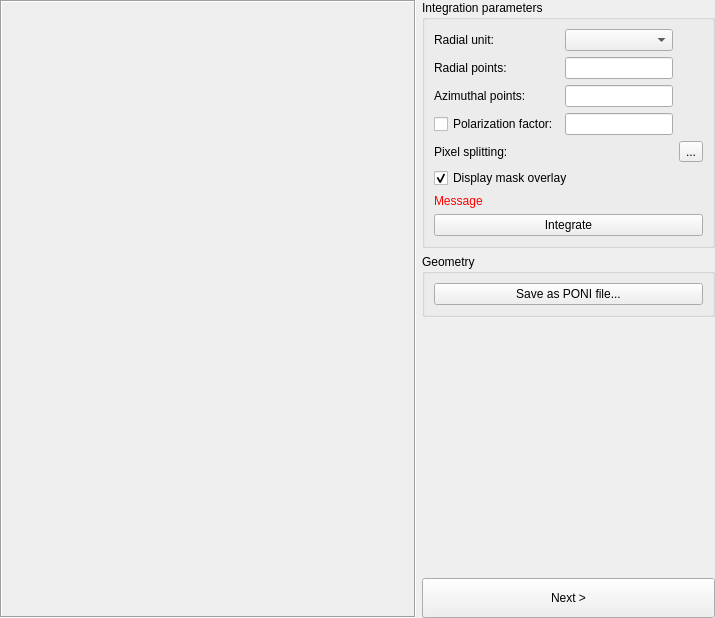
Old version of the form pyFAI/resources/gui/calibration-result.ui in the repository silx-kit/pyFAI.
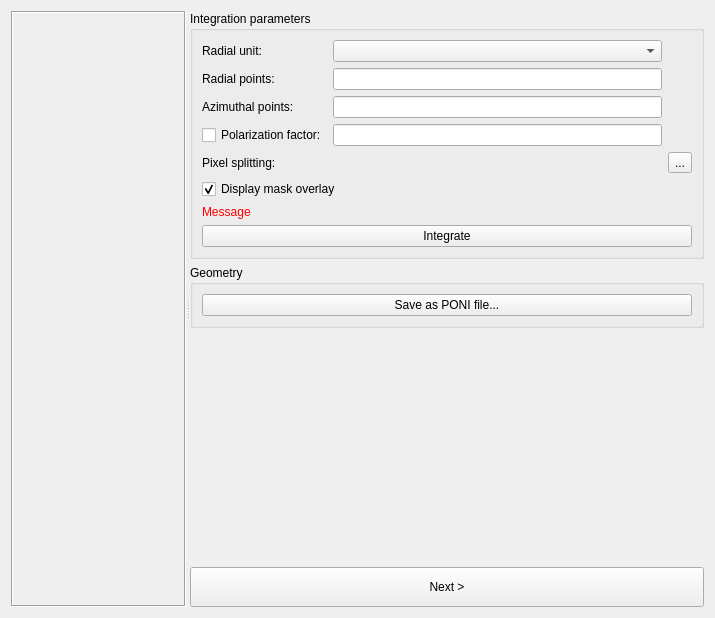
New version of the form. Custom widgets are drawn as their Qt base class.

Diff of the .ui file:
```diff
--- a/pyFAI/resources/gui/calibration-result.ui
+++ b/pyFAI/resources/gui/calibration-result.ui
@@ -13,11 +13,12 @@
   <property name="windowTitle">
    <string>Cake &amp; integration</string>
   </property>
-  <layout class="QHBoxLayout" name="horizontalLayout" stretch="1,0">
-   <property name="margin">
-    <number>0</number>
-   </property>
+  <layout class="QHBoxLayout" name="horizontalLayout">
    <item>
+    <widget class="QSplitter" name="splitter">
+     <property name="orientation">
+      <enum>Qt::Horizontal</enum>
+     </property>
     <widget class="IntegrationPlot" name="_plot">
      <property name="frameShape">
       <enum>QFrame::Box</enum>
@@ -29,8 +30,6 @@
       <number>1</number>
      </property>
     </widget>
-   </item>
-   <item>
     <widget class="QWidget" name="widget" native="true">
      <layout class="QVBoxLayout" name="verticalLayout_3" stretch="0,0,1,0">
       <property name="margin">
@@ -71,11 +70,7 @@
           </widget>
          </item>
          <item row="0" column="2">
-          <widget class="UnitSelector" name="_radialUnit">
-           <property name="sizeAdjustPolicy">
-            <enum>QComboBox::AdjustToMinimumContentsLength</enum>
-           </property>
-          </widget>
+           <widget class="UnitSelector" name="_radialUnit"/>
          </item>
          <item row="3" column="2">
           <widget class="QuantityEdit" name="_polarizationFactor">
@@ -214,6 +209,7 @@
       </item>
      </layout>
     </widget>
+    </widget>
    </item>
   </layout>
  </widget>
@@ -228,6 +224,11 @@
    <extends>QComboBox</extends>
    <header>pyFAI.gui.widgets.UnitSelector</header>
   </customwidget>
+  <customwidget>
+   <class>MethodLabel</class>
+   <extends>QLabel</extends>
+   <header>pyFAI.gui.widgets.MethodLabel</header>
+  </customwidget>
   <customwidget>
    <class>ThreadPoolPushButton</class>
    <extends>QPushButton</extends>
@@ -239,11 +240,6 @@
    <header>pyFAI.gui.tasks.IntegrationTask</header>
    <container>1</container>
   </customwidget>
-  <customwidget>
-   <class>MethodLabel</class>
-   <extends>QLabel</extends>
-   <header>pyFAI.gui.widgets.MethodLabel</header>
-  </customwidget>
  </customwidgets>
  <tabstops>
   <tabstop>_radialUnit</tabstop>
```
Left out of the diff: 2 changed lines with no effect on the pictures. Lines whose indentation alone changed are shown as unchanged.
